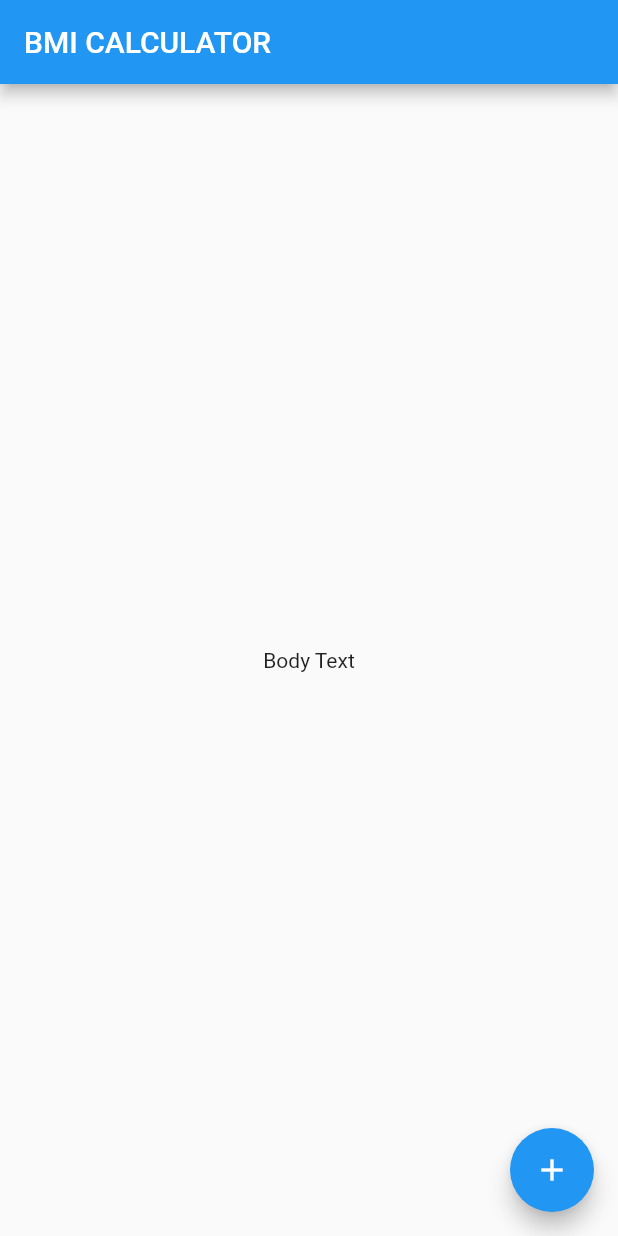
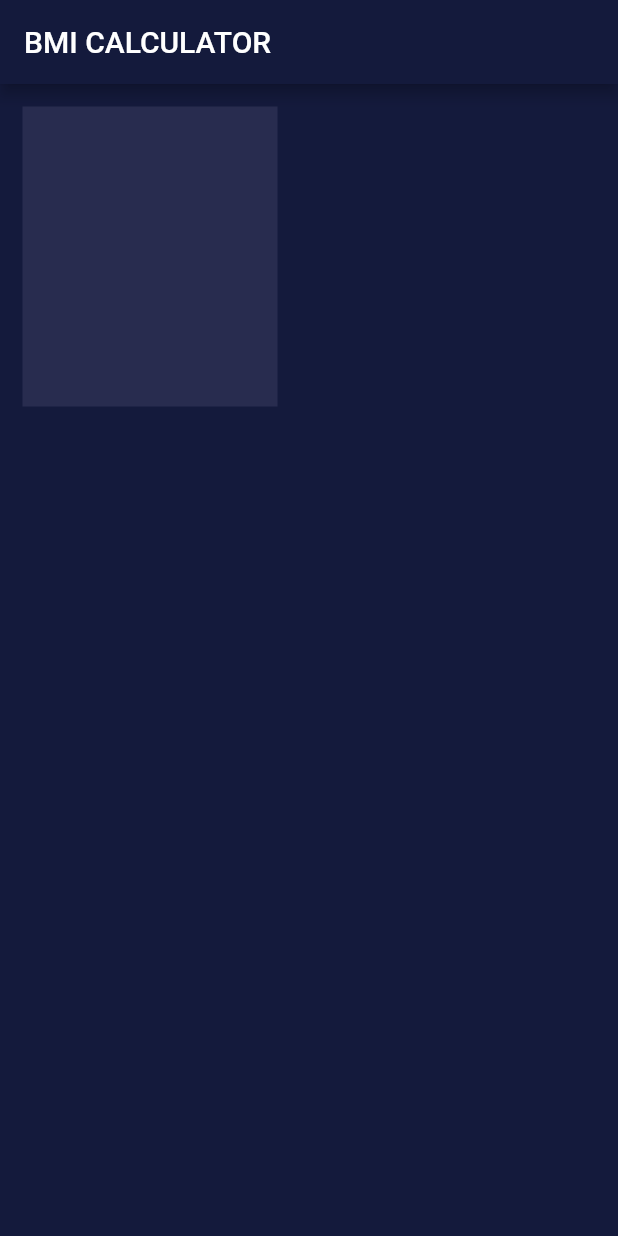
Before and after one commit to walakulu7/bmi_calculator, a Flutter app: the screen it shows after launch, on a phone screen of 412 x 824 dp. Run offline on Flutter 3.47's test engine with Material 2 defaults, Android fonts, the phone set to English and light mode, and no system bars.

Commit message:
Input page created

```diff
--- /dev/null
+++ b/lib/input_page.dart
@@ -0,0 +1,26 @@
+import 'package:flutter/material.dart';
+
+class InputPage extends StatefulWidget {
+  const InputPage({Key? key}) : super(key: key);
+
+  @override
+  State<InputPage> createState() => _InputPageState();
+}
+
+class _InputPageState extends State<InputPage> {
+  @override
+  Widget build(BuildContext context) {
+    return Scaffold(
+      appBar: AppBar(
+        backgroundColor: Color(0xFF141A3C),
+        title: const Text('BMI CALCULATOR'),
+      ),
+      body: Container(
+        color: Color(0xFF282C4F),
+        margin: EdgeInsets.all(15.0),
+        height: 200.0,
+        width: 170.0,
+      )
+    );
+  }
+}
--- a/lib/main.dart
+++ b/lib/main.dart
@@ -1,37 +1,19 @@
 import 'package:flutter/material.dart';
+import 'input_page.dart';
+
 
 void main() => runApp(BMICalculator());
 
 class BMICalculator extends StatelessWidget {
+  const BMICalculator({Key? key}) : super(key: key);
+
   @override
   Widget build(BuildContext context) {
     return MaterialApp(
-      home: InputPage(),
+      theme: ThemeData.dark().copyWith(
+        scaffoldBackgroundColor: Color(0xFF141A3C),
+      ),
+      home: const InputPage(),
     );
   }
 }
-
-class InputPage extends StatefulWidget {
-  const InputPage({Key? key}) : super(key: key);
-
-  @override
-  State<InputPage> createState() => _InputPageState();
-}
-
-class _InputPageState extends State<InputPage> {
-  @override
-  Widget build(BuildContext context) {
-    return Scaffold(
-      appBar: AppBar(
-        title: Text('BMI CALCULATOR'),
-      ),
-      body: Center(
-        child: Text('Body Text'),
-      ),
-      floatingActionButton: FloatingActionButton(
-        onPressed: (){},
-        child: Icon(Icons.add),
-      ),
-    );
-  }
-}
```
